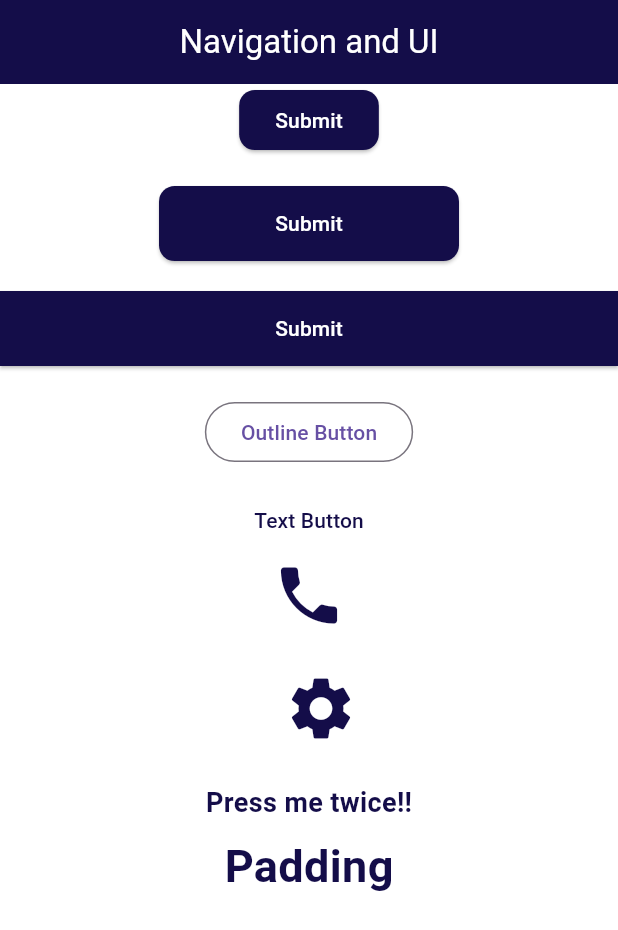
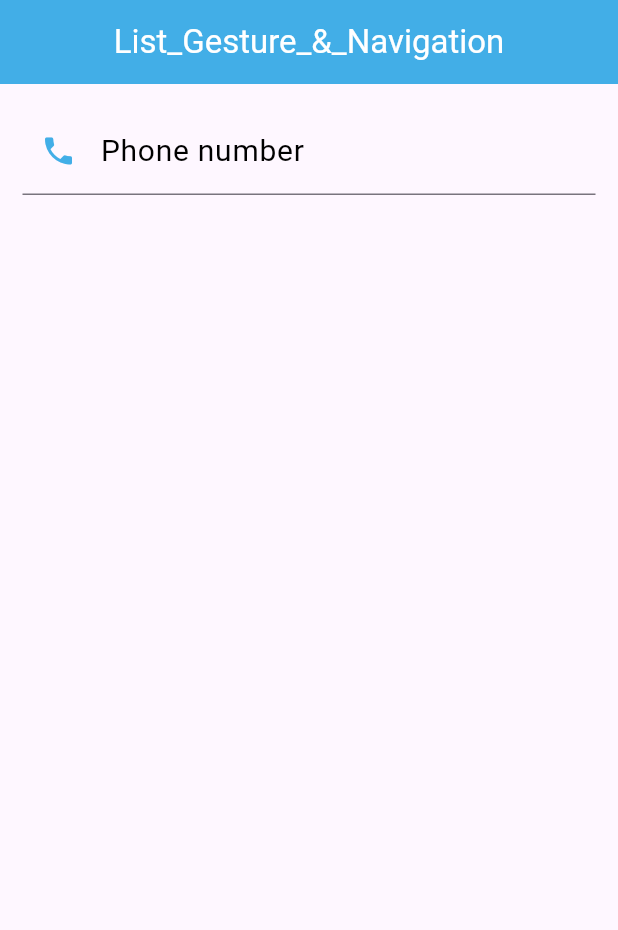
Before and after one commit to meherab-hossen-dev/flutter_1, a Flutter app: the screen it shows after launch, on a phone screen of 412 x 824 dp. Shown: the top 930 px of the screen. Run offline on Flutter 3.47's test engine with Material 3 defaults, Android fonts, the phone set to English and light mode, and no system bars.

Commit message:
Widget update

```diff
--- a/lib/app.dart
+++ b/lib/app.dart
@@ -1,6 +1,7 @@
 import 'package:flutter/material.dart';
 // import 'home.dart';
-import 'nav_and_ui.dart';
+// import 'nav_and_ui.dart';
+import 'widget.dart';
 
 class MyApp extends StatelessWidget {
 
@@ -12,7 +13,7 @@ class MyApp extends StatelessWidget {
     return MaterialApp(
 
       title: 'To-do list app',
-      home: Nav(),
+      home: flutterWidget(),
     );
   }
 }
--- /dev/null
+++ b/lib/widget.dart
@@ -0,0 +1,51 @@
+import 'package:flutter/material.dart';
+
+class flutterWidget extends StatelessWidget {
+  const flutterWidget({super.key});
+
+  @override
+  Widget build(BuildContext context) {
+    return Scaffold(
+
+      appBar: AppBar(
+
+        title: Text('List_Gesture_&_Navigation', style: TextStyle(
+
+          color: Colors.white,
+        ),),
+        centerTitle: true,
+        backgroundColor: Color.fromRGBO(46, 166, 228, 0.9019607843137255),
+      ),
+
+      body: Column(
+        children: [
+
+          Padding(
+            padding: const EdgeInsets.all(15),
+            child: TextField(
+
+              decoration: InputDecoration(
+
+                hintText: 'Enter your number',
+                hintStyle: TextStyle(
+
+                  color: Colors.red,
+                  fontSize: 15,
+                ),
+                labelText: 'Phone number',
+                labelStyle: TextStyle(
+
+                  color: Colors.black,
+                  fontSize: 20,
+                ),
+                prefixIcon: Icon(Icons.phone, color: Color.fromRGBO(46, 166, 228, 0.9019607843137255),),
+                // suffixIcon: Icon(Icons.check, color: Color.fromRGBO(46, 166, 228, 0.9019607843137255),),
+
+              ),
+            ),
+          )
+        ],
+      ),
+    );
+  }
+}
```
